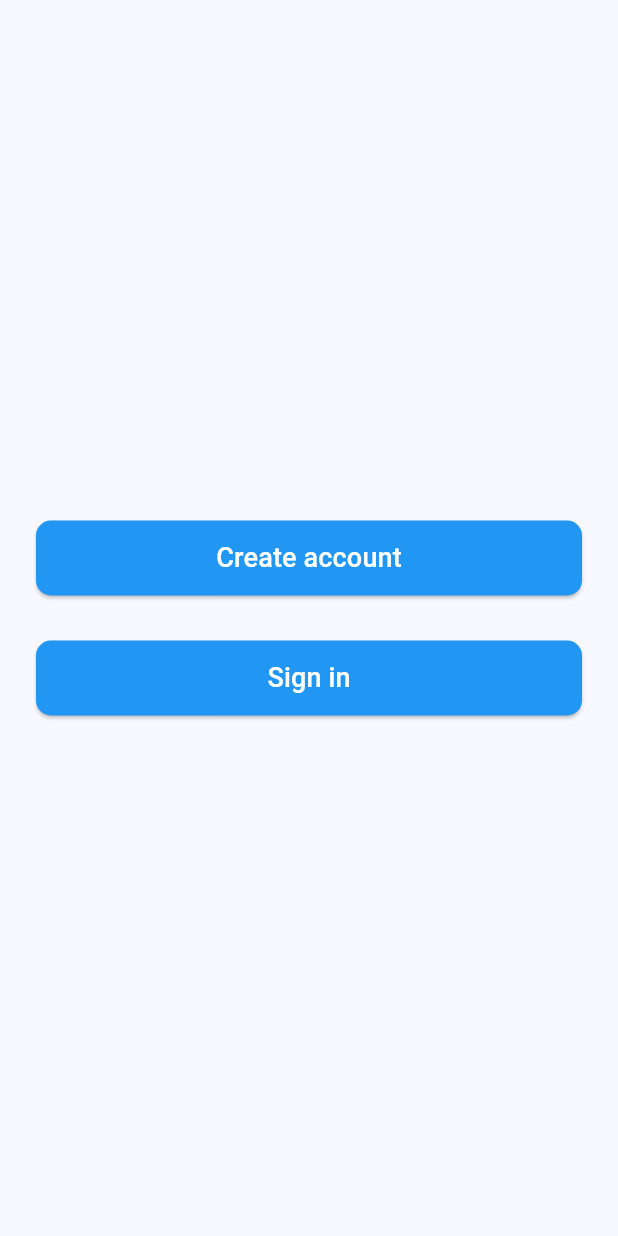
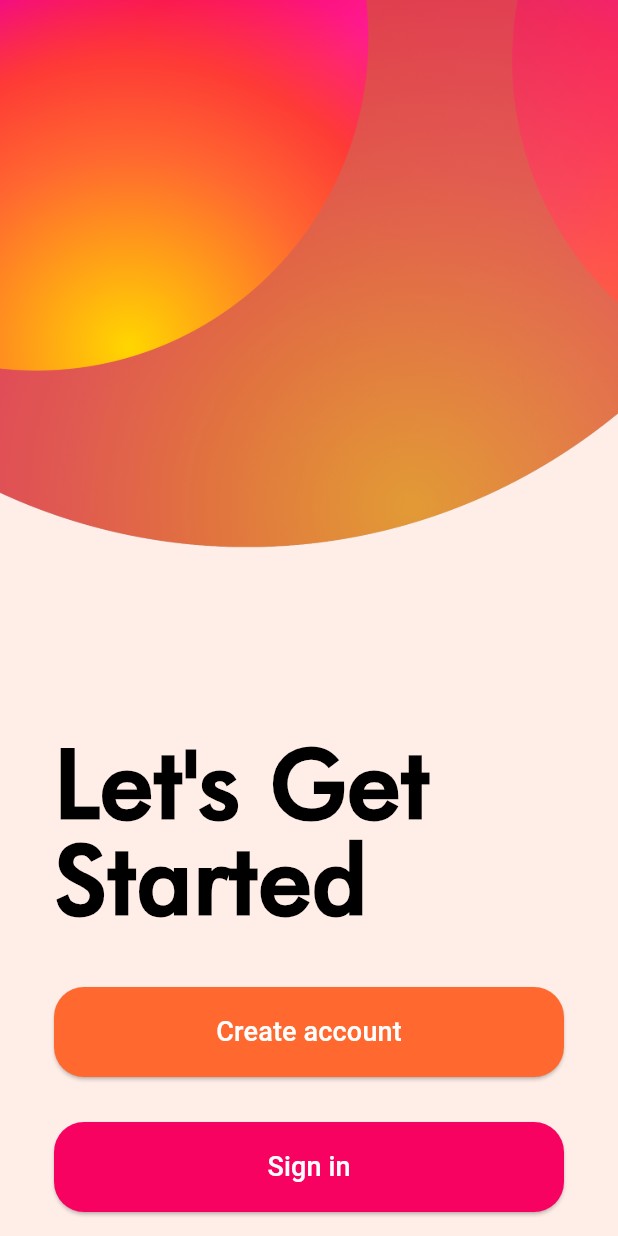
Before and after one commit to Gegerout/location_app, a Flutter app: the screen it shows after launch, on a phone screen of 412 x 824 dp. Run offline on Flutter 3.47's test engine with Material 2 defaults, Android fonts, the phone set to English and light mode, and no system bars; our stand-ins replace cached_network_image, dio, flutter_map, flutter_riverpod, geolocator, latlong2 and 3 more; missing offline and left inert: easy_image_viewer, flutter_map_tile_caching, receive_intent; accounts and stored records are empty.

```diff
--- a/lib/auth/presentation/pages/welcome_page.dart
+++ b/lib/auth/presentation/pages/welcome_page.dart
@@ -8,14 +8,32 @@ class WelcomePage extends StatelessWidget {
   @override
   Widget build(BuildContext context) {
     return Scaffold(
-      body: Padding(
-        padding: const EdgeInsets.only(left: 24, right: 24),
-        child: Column(
-          mainAxisAlignment: MainAxisAlignment.center,
+      backgroundColor: const Color(0xFFFFEDE7),
+      body: Column(
           children: [
             SizedBox(
+              height: 370,
               width: double.infinity,
-              height: 50,
+              child: Image.asset(
+                "assets/images/welcome_top.png",
+                fit: BoxFit.cover,
+              ),
+            ),
+            const SizedBox(height: 120),
+            Padding(
+              padding: const EdgeInsets.only(left: 36, right: 36),
+              child: Column(
+                crossAxisAlignment: CrossAxisAlignment.start,
+                children: [
+                  const Text("Let's Get\nStarted", style: TextStyle(fontSize: 64,
+                      fontFamily: "Futura BT",
+                      height: 1,
+                      fontWeight: FontWeight.w900,
+                      color: Colors.black),),
+                  const SizedBox(height: 40),
+                  SizedBox(
+                    width: double.infinity,
+                    height: 60,
                     child: ElevatedButton(
                         onPressed: () {
                           Navigator.push(
@@ -24,9 +42,9 @@ class WelcomePage extends StatelessWidget {
                                   builder: (context) => CreateAccountPage()));
                         },
                         style: ElevatedButton.styleFrom(
-                      backgroundColor: Colors.blue,
+                            backgroundColor: const Color(0xFFFF6930),
                             shape: RoundedRectangleBorder(
-                          borderRadius: BorderRadius.circular(10))),
+                                borderRadius: BorderRadius.circular(20))),
                         child: const Text("Create account",
                             style: TextStyle(
                                 fontSize: 18,
@@ -36,16 +54,16 @@ class WelcomePage extends StatelessWidget {
                   const SizedBox(height: 30),
                   SizedBox(
                     width: double.infinity,
-              height: 50,
+                    height: 60,
                     child: ElevatedButton(
                         onPressed: () {
                           Navigator.push(context,
                               MaterialPageRoute(builder: (context) => SigninPage()));
                         },
                         style: ElevatedButton.styleFrom(
-                      backgroundColor: Colors.blue,
+                            backgroundColor: const Color(0xFFF80261),
                             shape: RoundedRectangleBorder(
-                          borderRadius: BorderRadius.circular(10))),
+                                borderRadius: BorderRadius.circular(20))),
                         child: const Text("Sign in",
                             style: TextStyle(
                                 fontSize: 18,
@@ -54,6 +72,8 @@ class WelcomePage extends StatelessWidget {
                   ),
                 ],
               ),
+            )
+          ],
         ),
     );
   }
--- a/lib/main.dart
+++ b/lib/main.dart
@@ -11,6 +11,7 @@ Future<void> main() async {
     url: 'https://rrtxhumsrdoxrnqaohnc.supabase.co',
     anonKey: 'eyJhbGciOiJIUzI1NiIsInR5cCI6IkpXVCJ9.eyJpc3MiOiJzdXBhYmFzZSIsInJlZiI6InJydHhodW1zcmRveHJucWFvaG5jIiwicm9sZSI6ImFub24iLCJpYXQiOjE2OTEyMjg5NjAsImV4cCI6MjAwNjgwNDk2MH0.lQ3QP58TP1avQ8NgHFJnrXeA_i6NpK440Mw_hE8RZbQ',
   );
+  WidgetsFlutterBinding.ensureInitialized();
   await FlutterMapTileCaching.initialise();
   await FMTC.instance('mapStore').manage.createAsync();
 
```
Also changed, not shown: assets/images/welcome_top.png (added). Lines whose indentation alone changed are shown as unchanged.
